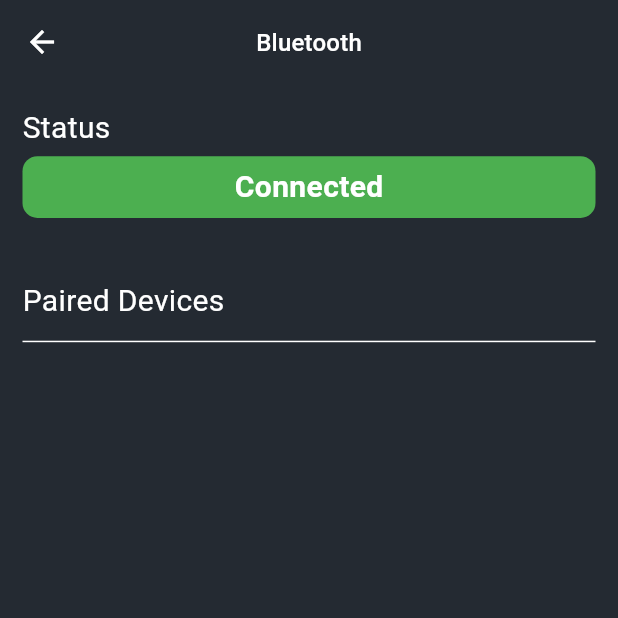
After one commit to hammadalive7/cowlarmovies, a Flutter app: the BluetoothScreen screen opened directly, on a phone screen of 412 x 824 dp, the top half of it. The commit adds this screen. Run offline on Flutter 3.47's test engine with Material 3 defaults, Android fonts, the phone set to English and light mode, and no system bars; our stand-ins replace cached_network_image, flutter_blue_plus, flutter_cache_manager, flutter_dotenv, flutter_svg, get and 6 more; accounts and stored records are empty; network calls fail.

Commit message:
completed Task 2 bluetooth_screen.dart

```diff
--- /dev/null
+++ b/lib/controllers/bluetooth_controller.dart
@@ -0,0 +1,55 @@
+import 'dart:async';
+import 'package:flutter_blue_plus/flutter_blue_plus.dart';
+import 'package:get/get.dart';
+import 'package:permission_handler/permission_handler.dart';
+
+class BluetoothController extends GetxController {
+  var adapterState = BluetoothAdapterState.unknown.obs;
+  var pairedDevices = <BluetoothDevice>[].obs;
+
+  late StreamSubscription<BluetoothAdapterState> _adapterStateSubscription;
+
+  @override
+  void onInit() {
+    super.onInit();
+    _adapterStateSubscription = FlutterBluePlus.adapterState.listen((state) {
+      adapterState.value = state;
+      if (state == BluetoothAdapterState.on) {
+        _requestPermissions().then((granted) {
+          if (granted) {
+            _fetchPairedDevices();
+          } else {
+            Get.snackbar("Error", "Permissions not granted");
+            print("Permissions not granted");
+          }
+        });
+      }
+    });
+  }
+
+  Future<bool> _requestPermissions() async {
+    Map<Permission, PermissionStatus> statuses = await [
+      Permission.bluetooth,
+      Permission.bluetoothScan,
+      Permission.bluetoothConnect,
+      Permission.location
+    ].request();
+
+    return statuses.values.every((status) => status.isGranted);
+  }
+
+  Future<void> _fetchPairedDevices() async {
+    try {
+      List<BluetoothDevice> devices = await FlutterBluePlus.bondedDevices;
+      pairedDevices.value = devices;
+    } catch (e) {
+      print("Error fetching paired devices: $e");
+    }
+  }
+
+  @override
+  void onClose() {
+    _adapterStateSubscription.cancel();
+    super.onClose();
+  }
+}
--- a/lib/main.dart
+++ b/lib/main.dart
@@ -11,6 +11,7 @@ import 'bindings/search_movie_binding.dart';
 import 'bindings/top_rated_binding.dart';
 import 'bindings/trending_binding.dart';
 import 'constants/strings.dart';
+import 'controllers/bluetooth_controller.dart';
 import 'controllers/fav_movie_controller.dart';
 import 'controllers/home_controller.dart';
 import 'controllers/movie_details_controller.dart';
@@ -53,6 +54,7 @@ class MyApp extends StatelessWidget {
         TrendingBinding().dependencies();
         UpcomingMovieBinding().dependencies();
         Get.lazyPut(() => FavoritesController());
+        Get.lazyPut(() => BluetoothController());
 
       }),
       home: FutureBuilder(
--- /dev/null
+++ b/lib/views/screens/bluetooth_screen/bluetooth_screen.dart
@@ -0,0 +1,110 @@
+import 'package:flutter/material.dart';
+import 'package:flutter_blue_plus/flutter_blue_plus.dart';
+import 'package:get/get.dart';
+import '../../../controllers/bluetooth_controller.dart';
+
+class BluetoothScreen extends StatelessWidget {
+  BluetoothScreen({super.key});
+
+  final controller = Get.put(BluetoothController());
+
+  @override
+  Widget build(BuildContext context) {
+    return Scaffold(
+        appBar: AppBar(
+          title: const Text('Bluetooth',
+              style: TextStyle(color: Colors.white, fontSize: 16)),
+          centerTitle: true,
+        ),
+        body: SingleChildScrollView(
+          child: Padding(
+            padding: const EdgeInsets.all(15.0),
+            child: Container(
+              width: MediaQuery.of(context).size.width,
+              child: Column(
+                crossAxisAlignment: CrossAxisAlignment.start,
+                children: [
+                  const Text(
+                    'Status',
+                    style: TextStyle(color: Colors.white, fontSize: 20),
+                  ),
+                  SizedBox(
+                    height: MediaQuery.of(context).size.height * 0.005,
+                  ),
+                  Container(
+                    width: MediaQuery.of(context).size.width,
+                    height: MediaQuery.of(context).size.height * 0.05,
+                    decoration: BoxDecoration(
+                      color: controller.adapterState.value ==
+                              BluetoothAdapterState.on
+                          ? Colors.green
+                          : Colors.red,
+                      borderRadius: BorderRadius.circular(10),
+                    ),
+                    child: Obx(() {
+                      if (controller.adapterState.value ==
+                          BluetoothAdapterState.on) {
+                        return const Center(
+                          child: Text(
+                            'Connected',
+                            style: TextStyle(
+                                color: Colors.white,
+                                fontSize: 20,
+                                fontWeight: FontWeight.bold),
+                          ),
+                        );
+                      } else {
+                        controller.pairedDevices.clear();
+                        return const Center(
+                          child: Text(
+                            'Disconnected',
+                            style: TextStyle(color: Colors.white),
+                          ),
+                        );
+                      }
+                    }),
+                  ),
+                  SizedBox(
+                    height: MediaQuery.of(context).size.height * 0.05,
+                  ),
+                  const Text(
+                    'Paired Devices',
+                    style: TextStyle(color: Colors.white, fontSize: 20),
+                  ),
+                  SizedBox(
+                    height: MediaQuery.of(context).size.height * 0.005,
+                  ),
+                  const Divider(
+                    color: Colors.white,
+                  ),
+                  SizedBox(
+                    height: MediaQuery.of(context).size.height * 0.005,
+                  ),
+                  ListView.builder(
+                    shrinkWrap: true,
+                    physics: const NeverScrollableScrollPhysics(),
+                    itemCount: controller.pairedDevices.length,
+                    itemBuilder: (context, index) {
+                      return ListTile(
+                        leading: const Icon(
+                          Icons.devices,
+                          color: Colors.white,
+                        ),
+                        title: Text(
+                          controller.pairedDevices[index].name,
+                          style: const TextStyle(color: Colors.white),
+                        ),
+                        subtitle: Text(
+                          controller.pairedDevices[index].id.toString(),
+                          style: const TextStyle(color: Colors.white),
+                        ),
+                      );
+                    },
+                  ),
+                ],
+              ),
+            ),
+          ),
+        ));
+  }
+}
--- a/lib/views/screens/fav_movie_screen/fav_movies_screen.dart
+++ b/lib/views/screens/fav_movie_screen/fav_movies_screen.dart
@@ -120,7 +120,6 @@ class FavoriteMoviesGrid extends StatelessWidget {
                             ),
                           ),
                         ),
-
                       ],
                     ),
                   ),
--- a/lib/views/screens/navigation/navigation_screen.dart
+++ b/lib/views/screens/navigation/navigation_screen.dart
@@ -2,6 +2,7 @@ import 'package:flutter/material.dart';
 import 'package:get/get.dart';
 import '../../../constants/utils.dart';
 import '../../../controllers/navigation_controller.dart';
+import '../bluetooth_screen/bluetooth_screen.dart';
 import '../fav_movie_screen/fav_movies_screen.dart';
 import '../home_screen/home_screen.dart';
 import '../search_movies/search_movies.dart';
@@ -22,7 +23,7 @@ class _NavigationScreenState extends State<NavigationScreen> {
     const HomeScreen(),
     const SearchMoviesScreen(),
      const FavoriteMoviesGrid(),
-    const HomeScreen(),
+     BluetoothScreen(),
     const HomeScreen(),
   ];
 
--- a/pubspec.yaml
+++ b/pubspec.yaml
@@ -28,6 +28,8 @@ dependencies:
   sqflite: ^2.3.3+1
   path_provider: ^2.1.3
   path: ^1.9.0
+  flutter_blue_plus: ^1.32.8
+  permission_handler: ^11.3.1
 
 dev_dependencies:
   flutter_test:
```
Also changed, not shown: pubspec.lock, 2 other files.
